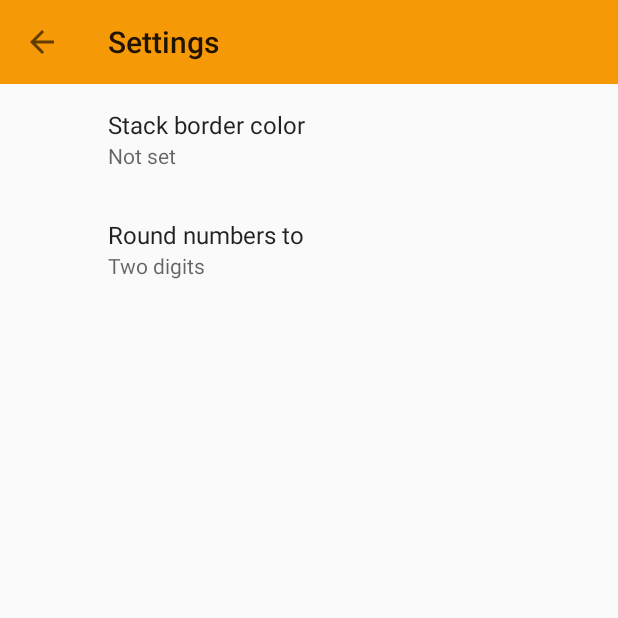
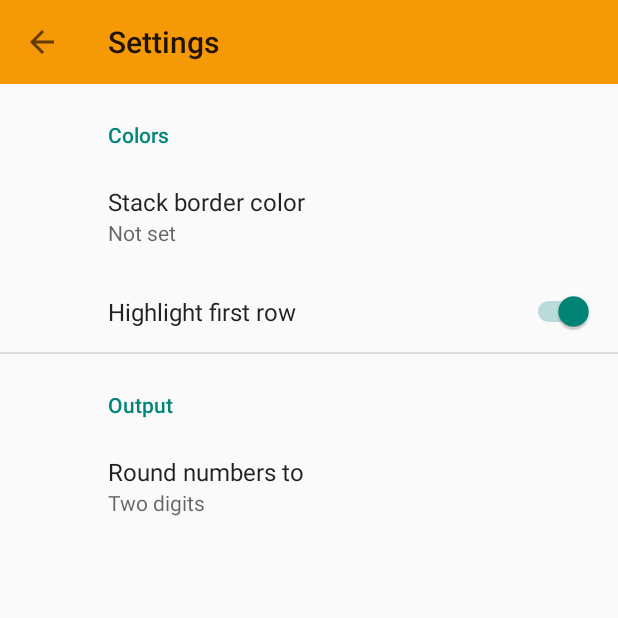
Before and after one commit to wachuuu/RPN-calculator, an Android app: the screen it shows after launch (AppSettings), after a tap on "SETTINGS", on a phone screen of 412 x 824 dp, the top half of it. Run offline under Robolectric (Android 15) with nearby library versions, the phone set to English and light mode, and no system bars; our stand-ins replace androidx.preference.

Commit message:
finished settings activity

```diff
--- a/app/src/main/java/com/example/rpncalc/MainActivity.kt
+++ b/app/src/main/java/com/example/rpncalc/MainActivity.kt
@@ -1,6 +1,7 @@
 package com.example.rpncalc
 
 import android.content.Intent
+import android.content.res.ColorStateList
 import androidx.appcompat.app.AppCompatActivity
 import android.os.Bundle
 import android.view.Menu
@@ -9,6 +10,7 @@ import android.view.MenuItem
 import android.view.View
 import android.widget.Button
 import android.widget.TextView
+import androidx.preference.PreferenceManager
 import java.util.*
 import kotlin.math.ceil
 import kotlin.math.floor
@@ -24,12 +26,16 @@ class MainActivity : AppCompatActivity() {
     private var stack = ArrayDeque<Double>()
     private var inputState = InputState.APPEND
     private val rowIDs: IntArray = intArrayOf(R.id.row0, R.id.row1, R.id.row2, R.id.row3)
+    private var roundRange = 2
 
     override fun onCreate(savedInstanceState: Bundle?) {
         super.onCreate(savedInstanceState)
         setContentView(R.layout.activity_main)
         val toolbar: androidx.appcompat.widget.Toolbar = findViewById(R.id.app_toolbar)
         setSupportActionBar(toolbar)
+
+        setBorderPreferences()
+        setRoundRangePreferences()
     }
 
     override fun onCreateOptionsMenu(menu: Menu?): Boolean {
@@ -44,11 +50,44 @@ class MainActivity : AppCompatActivity() {
         return super.onOptionsItemSelected(item)
     }
 
-    private fun checkIfWhole(number: Double): String {
-        if( ceil(number) == floor(number)) {
+    private fun setBorderPreferences() {
+        val sharedPreferences = PreferenceManager.getDefaultSharedPreferences(this)
+        val highlightFirstRow = sharedPreferences.getBoolean("highlight", true)
+
+        val colorID: Int = when (sharedPreferences.getString("color", "")) {
+            "gray" -> R.color.gray
+            "orange" -> R.color.orange
+            "white" -> R.color.white
+            else -> R.color.white
+        }
+
+        for (id in rowIDs) {
+            val row: TextView = findViewById(id)
+            row.backgroundTintList = ColorStateList.valueOf(resources.getColor(colorID))
+        }
+
+        if (highlightFirstRow) {
+            val row: TextView = findViewById(rowIDs[0])
+            row.backgroundTintList = when (colorID) {
+                R.color.gray -> ColorStateList.valueOf(resources.getColor(R.color.orange))
+                R.color.white -> ColorStateList.valueOf(resources.getColor(R.color.orange))
+                R.color.orange -> ColorStateList.valueOf(resources.getColor(R.color.white))
+                else -> ColorStateList.valueOf(resources.getColor(colorID))
+            }
+        }
+    }
+
+    private fun setRoundRangePreferences() {
+        val sharedPreferences = PreferenceManager.getDefaultSharedPreferences(this)
+        val roundRangePref = sharedPreferences.getString("round", "2")
+        roundRange = roundRangePref?.toInt() ?: 2
+    }
+
+    private fun parseNumber(number: Double): String {
+        if( ceil(number) == floor(number) || roundRange == 0) {
             return number.toInt().toString()
         }
-        return number.toString()
+        return String.format("%.${roundRange}f", number)
     }
 
     private fun padStackToSize(size: Int): ArrayDeque<Double> {
@@ -77,10 +116,10 @@ class MainActivity : AppCompatActivity() {
         var tv: TextView
         for (i in rowIDs.size-1 downTo 1) {
             tv = findViewById(rowIDs[i])
-            tv.text = checkIfWhole(values.pop())
+            tv.text = parseNumber(values.pop())
         }
         tv = findViewById(rowIDs[0])
-        tv.text = checkIfWhole(row0Value)
+        tv.text = parseNumber(row0Value)
     }
 
     fun numberClicked(v: View) {
@@ -102,7 +141,8 @@ class MainActivity : AppCompatActivity() {
 
     fun dotClicked(v: View) {
         val row: TextView = findViewById(rowIDs[0])
-        if (ceil(row.text.toString().toDouble()) != ceil(row.text.toString().toDouble())) return
+        if (row.text.toString().contains(".")) return
+        if (ceil(row.text.toString().toDouble()) != floor(row.text.toString().toDouble())) return
         if (row.text == getString(R.string.zero) || inputState == InputState.OVERRIDE) {
             row.text = "0".plus(getString(R.string.dot))
         }
@@ -119,7 +159,7 @@ class MainActivity : AppCompatActivity() {
 
     fun changeNumberSign(v: View) {
         val row: TextView = findViewById(rowIDs[0])
-        row.text = checkIfWhole(-row.text.toString().toDouble())
+        row.text = parseNumber(-row.text.toString().toDouble())
     }
 
     fun clear(v: View) {
@@ -134,7 +174,6 @@ class MainActivity : AppCompatActivity() {
 
     fun swap(v: View) {
         val row0: TextView = findViewById(rowIDs[0])
-        val row1: TextView = findViewById(rowIDs[1])
         if (stack.size > 0) {
             val elem1 = stack.pop()
             val elem2 = row0.text.toString().toDouble()
--- a/app/src/main/res/values/colors.xml
+++ b/app/src/main/res/values/colors.xml
@@ -5,8 +5,12 @@
     <color name="purple_700">#FF3700B3</color>
     <color name="teal_200">#FF03DAC5</color>
     <color name="teal_700">#FF018786</color>
+
     <color name="black">#FF000000</color>
     <color name="white">#FFFFFFFF</color>
+    <color name="gray">#a0a0a0</color>
+    <color name="orange">#f69906</color>
+
     <color name="primary">#313131</color>
     <color name="primary_light">#a0a0a0</color>
     <color name="accent">#f69906</color>
--- a/app/src/main/res/xml/root_preferences.xml
+++ b/app/src/main/res/xml/root_preferences.xml
@@ -1,20 +1,30 @@
 <PreferenceScreen xmlns:android="http://schemas.android.com/apk/res/android"
     xmlns:app="http://schemas.android.com/apk/res-auto">
 
+    <PreferenceCategory android:title="Colors">
+
         <ListPreference
+            android:defaultValue="0"
             android:entries="@array/colors_entries"
             android:entryValues="@array/colors_values"
             android:key="color"
             android:title="Stack border color"
-        android:defaultValue="0"
             app:useSimpleSummaryProvider="true" />
+        <SwitchPreference
+            android:defaultValue="true"
+            android:key="highlight"
+            android:title="Highlight first row" />
+    </PreferenceCategory>
+
+    <PreferenceCategory android:title="Output">
 
         <ListPreference
+            android:defaultValue="2"
             android:entries="@array/round_entries"
             android:entryValues="@array/round_values"
             android:key="round"
             android:title="Round numbers to"
-        android:defaultValue="2"
             app:useSimpleSummaryProvider="true" />
+    </PreferenceCategory>
 
 </PreferenceScreen>
```
Lines whose indentation alone changed are shown as unchanged.
